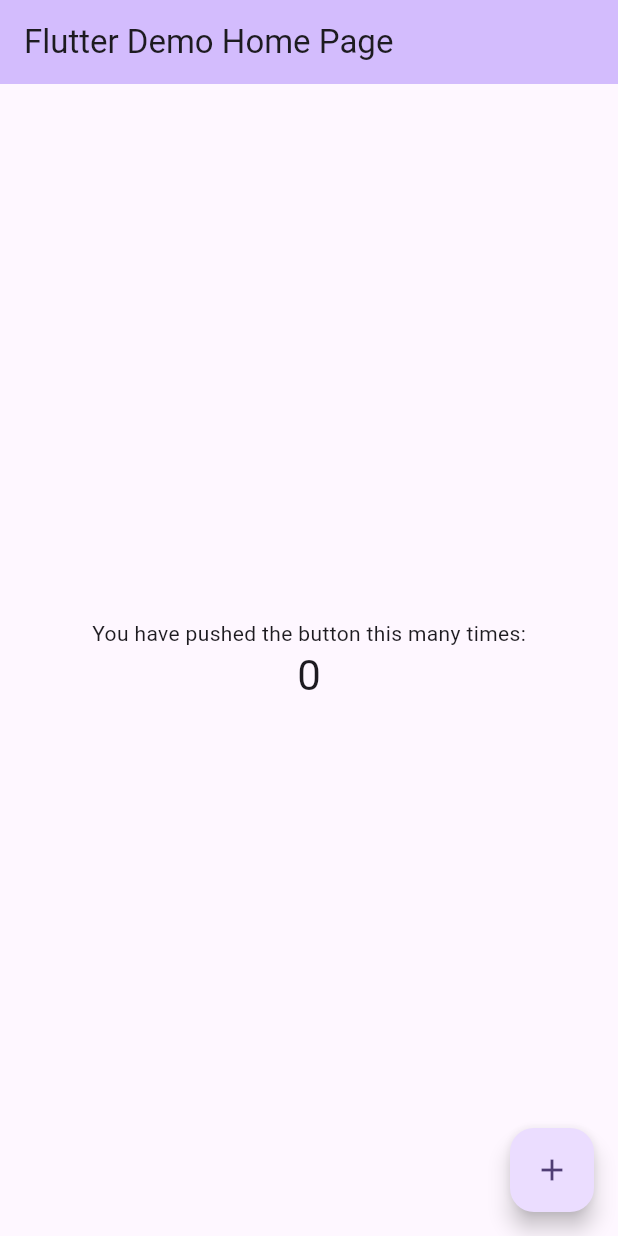
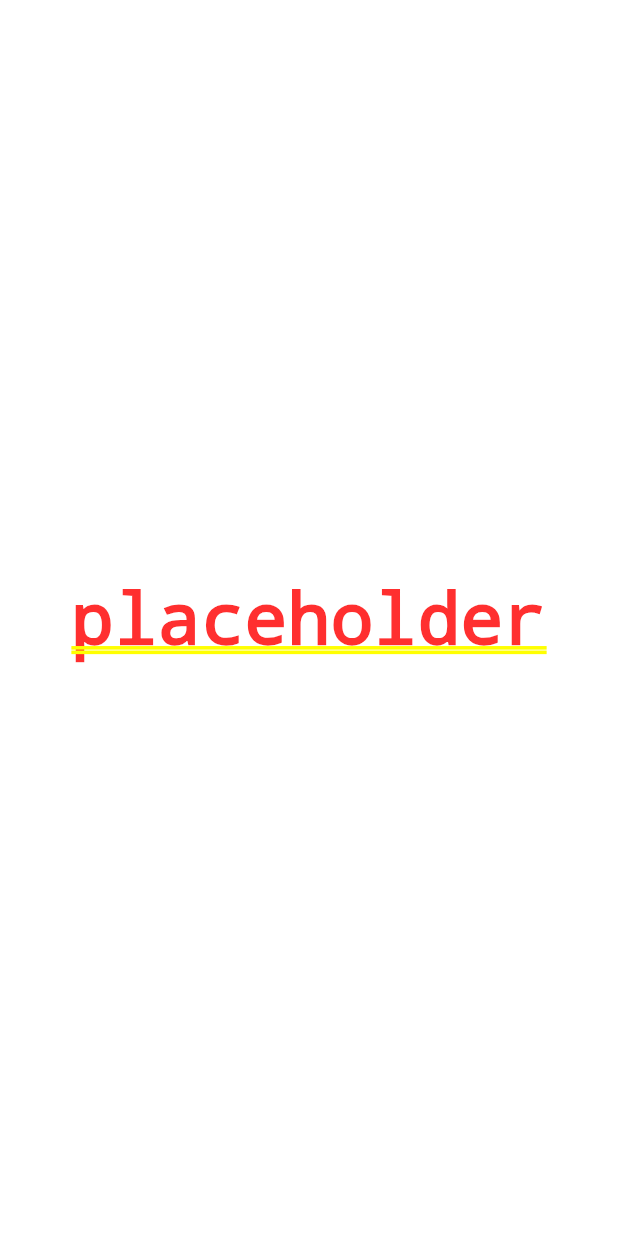
Before and after one commit to swimmingkiim/messenger, a Flutter app: the screen it shows after launch, on a phone screen of 412 x 824 dp. Run offline on Flutter 3.47's test engine with Material 2 defaults, Android fonts, the phone set to English and light mode, and no system bars; our stand-ins replace freezed_annotation.

Commit message:
Add `apps` directory

```diff
--- /dev/null
+++ b/packages/messenger/lib/apps/apps.dart
@@ -0,0 +1 @@
+export 'main_app.dart';
--- /dev/null
+++ b/packages/messenger/lib/apps/main_app.dart
@@ -0,0 +1,17 @@
+// flutter
+import 'package:flutter/material.dart';
+
+class MessengerApp extends StatelessWidget {
+  const MessengerApp({super.key});
+
+  // This widget is the root of your application.
+  @override
+  Widget build(BuildContext context) {
+    return const MaterialApp(
+      title: 'Messenger App',
+      home: Center(
+        child: Text('placeholder'),
+      ),
+    );
+  }
+}
--- a/packages/messenger/lib/main.dart
+++ b/packages/messenger/lib/main.dart
@@ -1,125 +1,9 @@
+// flutter
 import 'package:flutter/material.dart';
 
+// apps
+import 'package:messenger/apps/apps.dart';
+
 void main() {
-  runApp(const MyApp());
+  runApp(const MessengerApp());
 }
-
-class MyApp extends StatelessWidget {
-  const MyApp({super.key});
-
-  // This widget is the root of your application.
-  @override
-  Widget build(BuildContext context) {
-    return MaterialApp(
-      title: 'Flutter Demo',
-      theme: ThemeData(
-        // This is the theme of your application.
-        //
-        // TRY THIS: Try running your application with "flutter run". You'll see
-        // the application has a blue toolbar. Then, without quitting the app,
-        // try changing the seedColor in the colorScheme below to Colors.green
-        // and then invoke "hot reload" (save your changes or press the "hot
-        // reload" button in a Flutter-supported IDE, or press "r" if you used
-        // the command line to start the app).
-        //
-        // Notice that the counter didn't reset back to zero; the application
-        // state is not lost during the reload. To reset the state, use hot
-        // restart instead.
-        //
-        // This works for code too, not just values: Most code changes can be
-        // tested with just a hot reload.
-        colorScheme: ColorScheme.fromSeed(seedColor: Colors.deepPurple),
-        useMaterial3: true,
-      ),
-      home: const MyHomePage(title: 'Flutter Demo Home Page'),
-    );
-  }
-}
-
-class MyHomePage extends StatefulWidget {
-  const MyHomePage({super.key, required this.title});
-
-  // This widget is the home page of your application. It is stateful, meaning
-  // that it has a State object (defined below) that contains fields that affect
-  // how it looks.
-
-  // This class is the configuration for the state. It holds the values (in this
-  // case the title) provided by the parent (in this case the App widget) and
-  // used by the build method of the State. Fields in a Widget subclass are
-  // always marked "final".
-
-  final String title;
-
-  @override
-  State<MyHomePage> createState() => _MyHomePageState();
-}
-
-class _MyHomePageState extends State<MyHomePage> {
-  int _counter = 0;
-
-  void _incrementCounter() {
-    setState(() {
-      // This call to setState tells the Flutter framework that something has
-      // changed in this State, which causes it to rerun the build method below
-      // so that the display can reflect the updated values. If we changed
-      // _counter without calling setState(), then the build method would not be
-      // called again, and so nothing would appear to happen.
-      _counter++;
-    });
-  }
-
-  @override
-  Widget build(BuildContext context) {
-    // This method is rerun every time setState is called, for instance as done
-    // by the _incrementCounter method above.
-    //
-    // The Flutter framework has been optimized to make rerunning build methods
-    // fast, so that you can just rebuild anything that needs updating rather
-    // than having to individually change instances of widgets.
-    return Scaffold(
-      appBar: AppBar(
-        // TRY THIS: Try changing the color here to a specific color (to
-        // Colors.amber, perhaps?) and trigger a hot reload to see the AppBar
-        // change color while the other colors stay the same.
-        backgroundColor: Theme.of(context).colorScheme.inversePrimary,
-        // Here we take the value from the MyHomePage object that was created by
-        // the App.build method, and use it to set our appbar title.
-        title: Text(widget.title),
-      ),
-      body: Center(
-        // Center is a layout widget. It takes a single child and positions it
-        // in the middle of the parent.
-        child: Column(
-          // Column is also a layout widget. It takes a list of children and
-          // arranges them vertically. By default, it sizes itself to fit its
-          // children horizontally, and tries to be as tall as its parent.
-          //
-          // Column has various properties to control how it sizes itself and
-          // how it positions its children. Here we use mainAxisAlignment to
-          // center the children vertically; the main axis here is the vertical
-          // axis because Columns are vertical (the cross axis would be
-          // horizontal).
-          //
-          // TRY THIS: Invoke "debug painting" (choose the "Toggle Debug Paint"
-          // action in the IDE, or press "p" in the console), to see the
-          // wireframe for each widget.
-          mainAxisAlignment: MainAxisAlignment.center,
-          children: <Widget>[
-            const Text(
-              'You have pushed the button this many times:',
-            ),
-            Text(
-              '$_counter',
-              style: Theme.of(context).textTheme.headlineMedium,
-            ),
-          ],
-        ),
-      ),
-      floatingActionButton: FloatingActionButton(
-        onPressed: _incrementCounter,
-        tooltip: 'Increment',
-        child: const Icon(Icons.add),
-      ), // This trailing comma makes auto-formatting nicer for build methods.
-    );
-  }
-}
```
